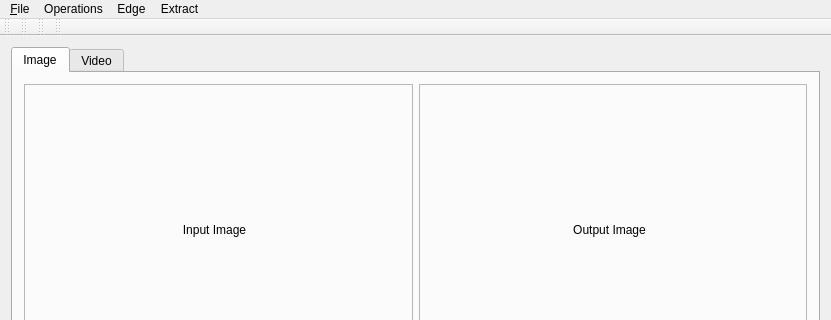
Old version of the form mainwindow.ui in the repository ai-bites/ocvGUI; both pictures show x 0 to 831 and y 0 to 320 of the 831 by 522 pixel window.
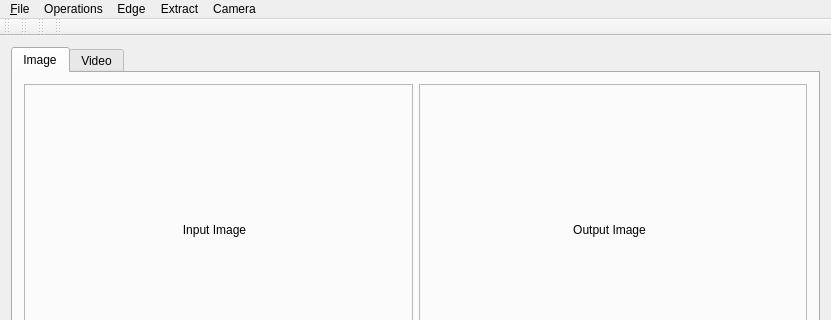
New version of the form.

What changed in the file:
```diff
--- a/mainwindow.ui
+++ b/mainwindow.ui
@@ -443,10 +443,17 @@
     <addaction name="actionCorners"/>
     <addaction name="actionMatches"/>
    </widget>
+   <widget class="QMenu" name="menuCamera">
+    <property name="title">
+     <string>Camera</string>
+    </property>
+    <addaction name="actionCaliberate"/>
+   </widget>
    <addaction name="menu_File"/>
    <addaction name="menuOperations"/>
    <addaction name="menuEdge"/>
    <addaction name="menuExtract"/>
+   <addaction name="menuCamera"/>
   </widget>
   <widget class="QToolBar" name="mainToolBar">
    <attribute name="toolBarArea">
```
Left out of the diff: 11 changed lines with no effect on the pictures.
